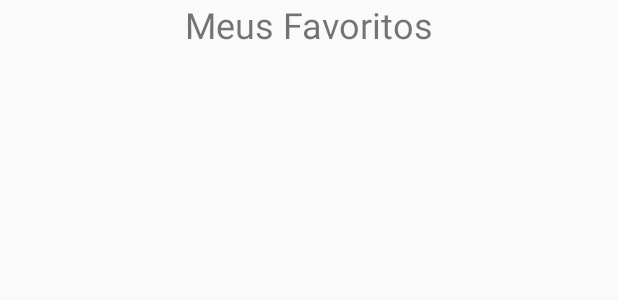
After one commit to SrtaCamelo/ProjetoMobile_2018.2, an Android app: the layout activity_favoritos.xml on its own in the app's theme, with its tools: preview values and no code run, on a phone screen of 412 x 824 dp. The commit adds this screen. Shown: the top 300 px of the screen. Run offline under Robolectric (Android 15) with nearby library versions, the phone set to English and light mode, and no system bars.

Commit message:
Tela Favoritos

```diff
--- a/Projeto/app/src/main/AndroidManifest.xml
+++ b/Projeto/app/src/main/AndroidManifest.xml
@@ -16,8 +16,9 @@
                 <category android:name="android.intent.category.LAUNCHER" />
             </intent-filter>
         </activity>
-        <activity android:name=".ListarAtividadeActivity"/>
-        <activity android:name=".AtividadeActivity"/>
+        <activity android:name=".ListarAtividadeActivity" />
+        <activity android:name=".AtividadeActivity" />
+        <activity android:name=".FavoritosActivity"></activity>
     </application>
 
 </manifest>
--- /dev/null
+++ b/Projeto/app/src/main/java/ufrpe/br/visualizadoratividades/FavoritosActivity.kt
@@ -0,0 +1,12 @@
+package ufrpe.br.visualizadoratividades
+
+import android.support.v7.app.AppCompatActivity
+import android.os.Bundle
+
+class FavoritosActivity : AppCompatActivity() {
+
+    override fun onCreate(savedInstanceState: Bundle?) {
+        super.onCreate(savedInstanceState)
+        setContentView(R.layout.activity_favoritos)
+    }
+}
--- /dev/null
+++ b/Projeto/app/src/main/res/layout/activity_favoritos.xml
@@ -0,0 +1,34 @@
+<?xml version="1.0" encoding="utf-8"?>
+<android.support.constraint.ConstraintLayout xmlns:android="http://schemas.android.com/apk/res/android"
+    xmlns:app="http://schemas.android.com/apk/res-auto"
+    xmlns:tools="http://schemas.android.com/tools"
+    android:layout_width="match_parent"
+    android:layout_height="match_parent"
+    tools:context=".FavoritosActivity">
+
+    <TextView
+        android:id="@+id/textView4"
+        android:layout_width="wrap_content"
+        android:layout_height="43dp"
+        android:layout_marginStart="8dp"
+        android:layout_marginEnd="8dp"
+        android:text="@string/tvFavoritos"
+        android:textSize="24sp"
+        app:layout_constraintEnd_toEndOf="parent"
+        app:layout_constraintStart_toStartOf="parent"
+        tools:layout_editor_absoluteY="50dp" />
+
+    <ScrollView
+        android:id="@+id/tbMeusFavoritos"
+        android:layout_width="368dp"
+        android:layout_height="402dp"
+        tools:layout_editor_absoluteX="8dp"
+        tools:layout_editor_absoluteY="101dp">
+
+        <LinearLayout
+            android:layout_width="match_parent"
+            android:layout_height="wrap_content"
+            android:orientation="vertical" />
+    </ScrollView>
+
+</android.support.constraint.ConstraintLayout>
--- a/Projeto/app/src/main/res/values/strings.xml
+++ b/Projeto/app/src/main/res/values/strings.xml
@@ -8,4 +8,5 @@
     <string name="btAdm">Administrador</string>
     <string name="btAluno">Aluno</string>
     <string name="descriptionImage">Logo da UFRPE</string>
+    <string name="tvFavoritos">Meus Favoritos</string>
 </resources>
```
Also changed, not shown: 1 other file.
